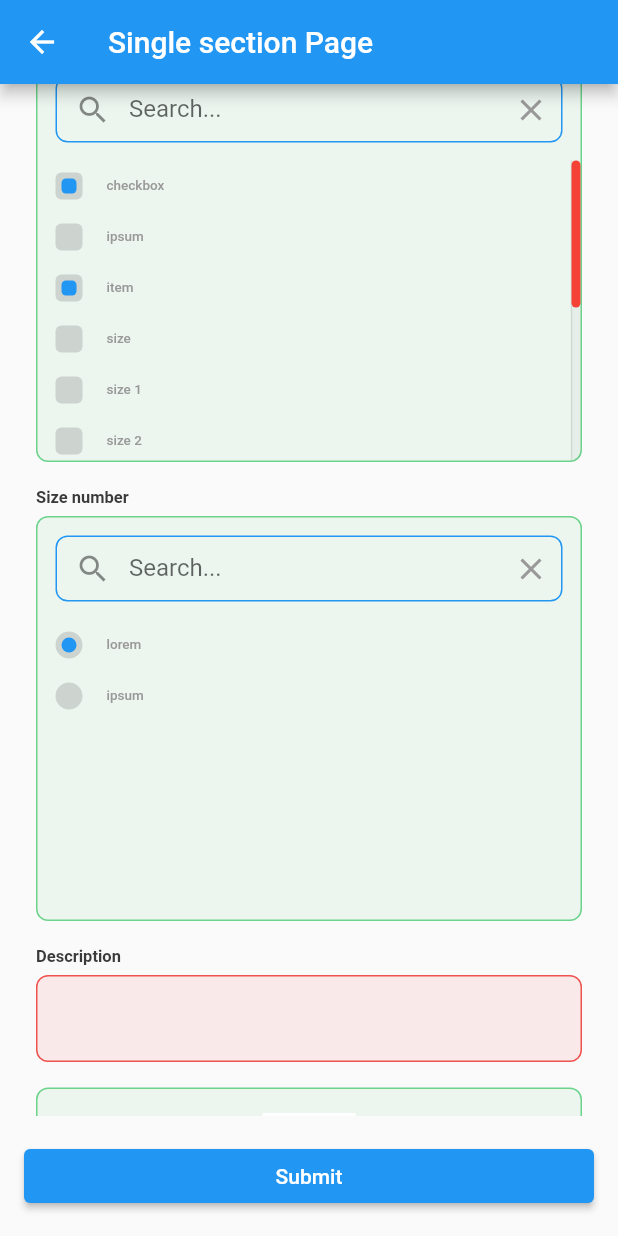
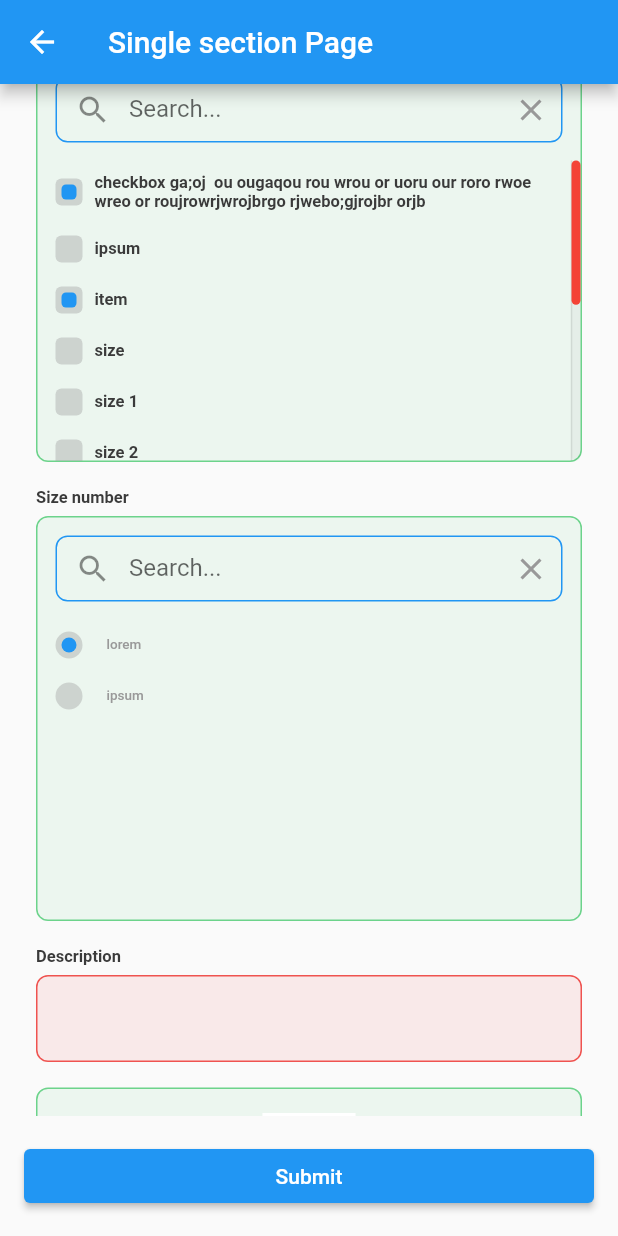
Before and after one commit to ritagroup/gsform, a Flutter app: the SingleSectionForm screen opened directly, scrolled down 576 dp, after a tap on "Submit", on a phone screen of 412 x 824 dp. Run offline on Flutter 3.47's test engine with Material 2 defaults, Android fonts, the phone set to English and light mode, and no system bars; our stand-ins replace figma_squircle, flutter_svg, image_cropper, image_picker, lottie; missing offline and left inert: persian_datetime_picker, qr_code_scanner.

Commit message:
* Add required all to gsCheckListField * Fix improve fields

```diff
--- a/example/lib/main.dart
+++ b/example/lib/main.dart
@@ -1,6 +1,7 @@
 import 'package:flutter/material.dart';
 import 'package:flutter_localizations/flutter_localizations.dart';
 import 'package:gsform/gs_form/enums/field_status.dart';
+import 'package:gsform/gs_form/enums/required_check_list_enum.dart';
 import 'package:gsform/gs_form/model/data_model/check_data_model.dart';
 import 'package:gsform/gs_form/model/data_model/date_data_model.dart';
 import 'package:gsform/gs_form/model/data_model/radio_data_model.dart';
@@ -200,7 +201,7 @@ class SingleSectionForm extends StatelessWidget {
                         scrollBarColor: Colors.red,
                         height: 200,
                         scrollable: true,
-                        required: true,
+                        requiredCheckListEnum: RequiredCheckListEnum.none,
                         weight: 12,
                         title: 'Size number',
                         searchable: true,
@@ -214,7 +215,8 @@ class SingleSectionForm extends StatelessWidget {
                           borderRadius: BorderRadius.circular(8),
                         ),
                         items: [
-                          CheckDataModel(title: 'checkbox', isSelected: true),
+                          CheckDataModel(
+                              title: 'checkbox ga;oj  ou ougaqou rou wrou or uoru our roro rwoe wreo or roujrowrjwrojbrgo rjwebo;gjrojbr orjb ', isSelected: true),
                           CheckDataModel(title: 'ipsum', isSelected: false),
                           CheckDataModel(title: 'item', isSelected: true),
                           CheckDataModel(title: 'size', isSelected: false),
@@ -252,7 +254,6 @@ class SingleSectionForm extends StatelessWidget {
                         items: [
                           RadioDataModel(title: 'lorem', isSelected: true),
                           RadioDataModel(title: 'ipsum', isSelected: false),
-
                         ],
                         callBack: (data) {},
                       ),
@@ -262,7 +263,6 @@ class SingleSectionForm extends StatelessWidget {
                         weight: 12,
                         maxLength: 150,
                         required: true,
-
                       ),
                       GSField.imagePicker(
                         tag: 'a',
@@ -337,7 +337,7 @@ class MultiSectionForm extends StatelessWidget {
                       tag: 'radio',
                       showScrollBar: true,
                       scrollBarColor: Colors.red,
-                      scrollDirection: Axis.horizontal ,
+                      scrollDirection: Axis.horizontal,
                       height: 50,
                       scrollable: true,
                       required: true,
@@ -356,7 +356,6 @@ class MultiSectionForm extends StatelessWidget {
                       items: [
                         RadioDataModel(title: 'lorem', isSelected: false),
                         RadioDataModel(title: 'ipsum', isSelected: false),
-
                       ],
                       callBack: (data) {},
                     ),
--- /dev/null
+++ b/lib/gs_form/enums/required_check_list_enum.dart
@@ -0,0 +1 @@
+enum RequiredCheckListEnum { none, atLeastOneItem, allItem }
--- a/lib/gs_form/model/fields_model/checkbox_model.dart
+++ b/lib/gs_form/model/fields_model/checkbox_model.dart
@@ -1,4 +1,5 @@
 import 'package:flutter/material.dart';
+import 'package:gsform/gs_form/enums/required_check_list_enum.dart';
 import 'package:gsform/gs_form/model/data_model/check_data_model.dart';
 
 import 'field_model.dart';
@@ -18,6 +19,7 @@ class GSCheckBoxModel extends GSFieldModel {
   BoxDecoration? searchBoxDecoration;
   Color? scrollBarColor;
   List<int>? selectedItems;
+  RequiredCheckListEnum? requiredCheckListEnum;
 
   final ValueChanged<CheckDataModel> callBack;
 
@@ -34,6 +36,7 @@ class GSCheckBoxModel extends GSFieldModel {
       showTitle,
       required this.items,
       required this.callBack,
+      this.requiredCheckListEnum,
       this.selectedIcon,
       this.unSelectedIcon,
       this.hint,
--- a/lib/gs_form/widget/field.dart
+++ b/lib/gs_form/widget/field.dart
@@ -43,6 +43,8 @@ import 'package:gsform/gs_form/widget/fields/spinner_field.dart';
 import 'package:gsform/gs_form/widget/fields/text_field.dart';
 import 'package:gsform/gs_form/widget/fields/text_plain_field.dart';
 import 'package:gsform/gs_form/widget/fields/time_picker_field.dart';
+
+import '../enums/required_check_list_enum.dart';
 
 // ignore: must_be_immutable
 class GSField extends StatefulWidget {
@@ -217,14 +219,17 @@ class GSField extends StatefulWidget {
         searchBoxDecoration: searchBoxDecoration);
   }
 
-  GSField.checkList(
-      {Key? key,
+  GSField.checkList({
+    Key? key,
     required String tag,
+    required bool searchable,
+    required List<CheckDataModel> items,
+    required ValueChanged<CheckDataModel> callBack,
+    RequiredCheckListEnum? requiredCheckListEnum,
     String? title,
     String? errorMessage,
     String? helpMessage,
     Widget? prefixWidget,
-      bool? required,
     bool? showTitle,
     GSFieldStatusEnum? status,
     String? value,
@@ -238,13 +243,14 @@ class GSField extends StatefulWidget {
     double? height,
     bool? showScrollBar,
     Color? scrollBarColor,
-      required bool searchable,
     String? searchHint,
     Icon? searchIcon,
     BoxDecoration? searchBoxDecoration,
-      required List<CheckDataModel> items,
-      required ValueChanged<CheckDataModel> callBack})
-      : super(key: key) {
+  }) : super(key: key) {
+    bool isRequired = false;
+    if (requiredCheckListEnum != null && requiredCheckListEnum != RequiredCheckListEnum.none) {
+      isRequired = true;
+    }
     model = GSCheckBoxModel(
         type: GSFieldTypeEnum.checkList,
         tag: tag,
@@ -252,7 +258,7 @@ class GSField extends StatefulWidget {
         title: title,
         errorMessage: errorMessage,
         helpMessage: helpMessage,
-        required: required,
+        required: isRequired,
         status: status,
         value: value,
         weight: weight,
@@ -269,7 +275,8 @@ class GSField extends StatefulWidget {
         searchable: searchable,
         searchHint: searchHint,
         searchIcon: searchIcon,
-        searchBoxDecoration: searchBoxDecoration);
+        searchBoxDecoration: searchBoxDecoration,
+        requiredCheckListEnum: requiredCheckListEnum);
   }
 
   GSField.text(
--- a/lib/gs_form/widget/fields/check_list_field.dart
+++ b/lib/gs_form/widget/fields/check_list_field.dart
@@ -1,5 +1,6 @@
 import 'package:flutter/material.dart';
 import 'package:gsform/gs_form/core/form_style.dart';
+import 'package:gsform/gs_form/enums/required_check_list_enum.dart';
 import 'package:gsform/gs_form/model/data_model/check_data_model.dart';
 import 'package:gsform/gs_form/model/fields_model/checkbox_model.dart';
 import 'package:gsform/gs_form/values/colors.dart';
@@ -29,7 +30,11 @@ class GSCheckListField extends StatefulWidget implements GSFieldCallBack {
     if (!(model.required ?? false)) {
       return true;
     } else {
+      if (model.requiredCheckListEnum == RequiredCheckListEnum.atLeastOneItem) {
         return valueObject.isNotEmpty;
+      } else {
+        return valueObject.length == model.items.length;
+      }
     }
   }
 }
@@ -165,12 +170,9 @@ class CheckBoxItem extends StatelessWidget {
 
   @override
   Widget build(BuildContext context) {
-    return Container(
-      margin: const EdgeInsets.all(8),
+    return Padding(
+      padding: const EdgeInsets.all(8.0),
       child: Row(
-        mainAxisSize: MainAxisSize.max,
-        children: <Widget>[
-          Row(
         children: [
           Stack(
             alignment: Alignment.center,
@@ -205,15 +207,12 @@ class CheckBoxItem extends StatelessWidget {
           const SizedBox(
             width: 8,
           ),
-              Container(
-                margin: const EdgeInsetsDirectional.only(start: 8.0),
+          Expanded(
             child: Text(
               _item.title,
-                  style: formStyle.fieldHintStyle,
+              style: formStyle.fieldTextStyle,
             ),
           ),
-            ],
-          )
         ],
       ),
     );
--- a/pubspec.yaml
+++ b/pubspec.yaml
@@ -1,6 +1,6 @@
 name: gsform
 description: GSForm helps to creating forms in Flutter by removing the boilerplate needed to build a form, validate fields, react to changes and collect final user input.
-version: 0.1.3
+version: 0.1.4
 homepage: https://github.com/golrangsystem/gsform.git
 
 
```
Also changed, not shown: example/pubspec.lock, 1 other file. Lines whose indentation alone changed are shown as unchanged.
